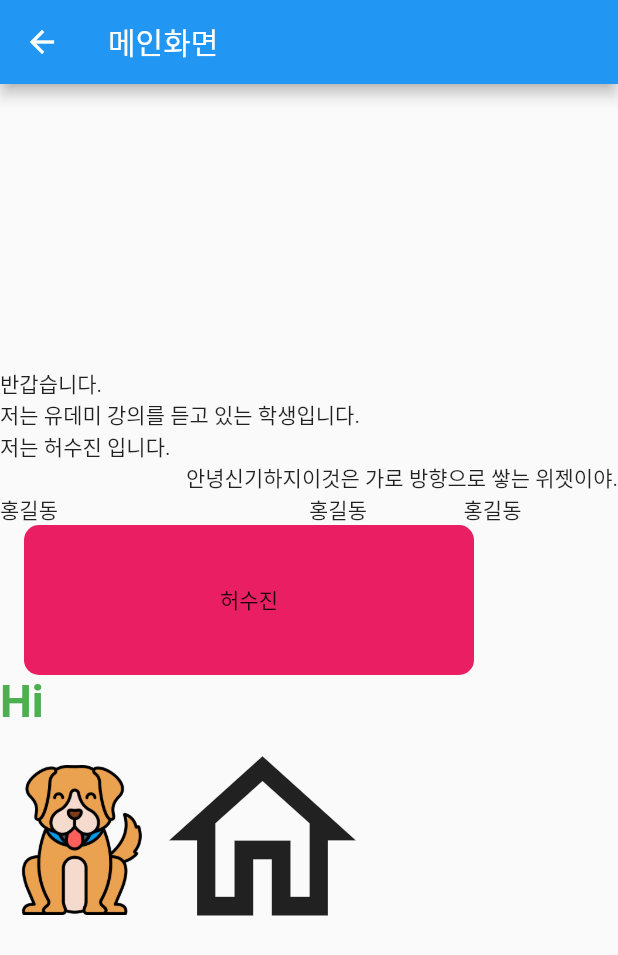
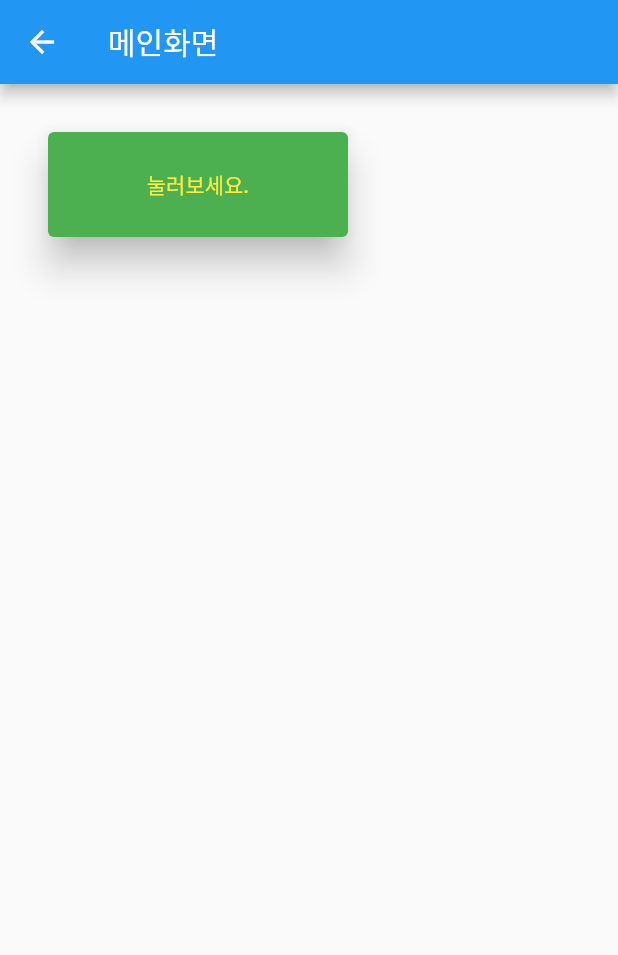
Before and after one commit to heosujinnn/Udemy-Flutter, a Flutter app: the screen it shows after launch, on a phone screen of 412 x 824 dp. Shown: the top 955 px of the screen. Run offline on Flutter 3.47's test engine with Material 2 defaults, Android fonts, the phone set to English and light mode, and no system bars.

Commit message:
[add] ElevatedButton위젯

```diff
--- a/lib/screen/main_screen.dart
+++ b/lib/screen/main_screen.dart
@@ -20,68 +20,23 @@ class _MainScreenState extends State<MainScreen> {
       // ctrl+alt+L : 자동정렬
       // ctrl + .  : 코드 접기
       body: Column(
-        //세로방향으로 쌓아나감
-        mainAxisAlignment: MainAxisAlignment.center, // (세로에서 중앙)
-        crossAxisAlignment: CrossAxisAlignment.start, // 가로에서 시작
         children: [
-          Text('반갑습니다.'),
-          Text('저는 유데미 강의를 듣고 있는 학생입니다.'),
-          Text('저는 허수진 입니다.'),
-          Row(
-            //가로방향으로 쌓아나가는 것
-            mainAxisAlignment: MainAxisAlignment.end,
-            children: [
-              Text('안녕'),
-              Text('신기하지'),
-              Text('이것은 가로 방향으로 쌓는 위젯이야.')
-              // const 제안: 경고 없어져요 -> 앱 실행되기 전부터 미리 생성을 끝내놓는다.
-              // 무조건 넣는건 아닙니다. 코드가 완성 됐을 때 alt enter 하면 됨 !!! 앱 포파먼스 개선을 위해.
-            ],
-          ),
-          Row(
-            children: [
-              //Expanded 위젯은 비율!! 2:1:1 이라는 뜻
-              Expanded(
-                flex: 2,
-                child: Text('홍길동'),
-              ),
-              Expanded(
-                child: Text('홍길동'),
-              ),
-              Expanded(
-                child: Text('홍길동'),
-              ),
-            ],
-          ),
           Container(
-            width: 300,
-            height: 100,
-            margin: EdgeInsets.only(left: 16, right: 0, top: 0, bottom: 0),
-            alignment: Alignment.center,
-            //정렬 중앙
-            child: Text('허수진'),
-            // color: Colors.pinkAccent,
-            decoration: BoxDecoration(
-              borderRadius: BorderRadius.circular(10),
-              color: Colors.pink,
-            ),
-          ),
-          Text(
-            'Hi',
-            style: TextStyle(
-              color: Colors.green,
-              fontWeight: FontWeight.bold,
-              fontSize: 30,
-            ),
-          ),
-          // image 와 icon
-          Row(
-            children: [
-              Image.asset('assets/dog.png', width: 100,height: 100,),
-              Icon(Icons.home_outlined,size: 150,) //아이콘은 size로
-            ],
-          ),
-
+            margin: EdgeInsets.all(32),
+            width: 200,
+            height: 70,
+            child: ElevatedButton(
+                onPressed: () {
+                  // 클릭 되었을 때 동작하고 싶은 액션 정의
+                  print('버튼이 클릭되었습니다!');
+                },
+                style: ElevatedButton.styleFrom(
+                    primary: Colors.green,
+                    onPrimary: Colors.yellow,
+                    elevation: 10 // 높이:그림자값
+                    ),
+                child: Text('눌러보세요.')),
+          )
         ],
       ),
     );
```
